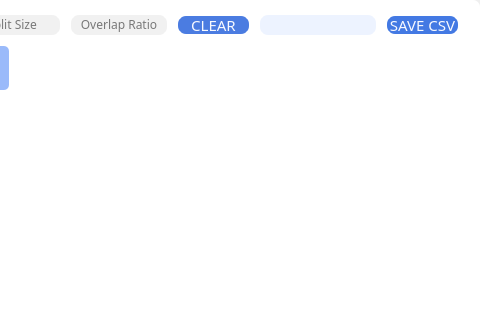
sodinfeliz/ai-assistant-tools, file GUI/palm/dialog_palm.ui: the form before one commit; both pictures show x 497 to 977 and y 0 to 320 of the 977 by 652 pixel window.
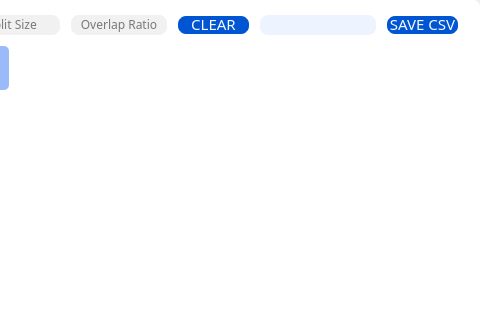
The form after the commit. Icons and pictures are not drawn.

Commit message: Change palm GUI icon color: #0055D2.

```diff
--- a/GUI/palm/dialog_palm.ui
+++ b/GUI/palm/dialog_palm.ui
@@ -189,11 +189,11 @@
           </property>
           <property name="styleSheet">
            <string notr="true">QPushButton {
-	background-color: #4B7CE1;
+	background-color: #0055D2;
 	color: #F7F9FF;
 	border: 2px solid white;
 	border-radius: 10px;
-	padding-bottom: 1px;
+	padding-bottom: 2px;
 }
 QPushButton:pressed {
 	margin: 1 1 1 1;
@@ -522,11 +522,11 @@
           </property>
           <property name="styleSheet">
            <string notr="true">QPushButton {
-	background-color: #4379E3;
+	background-color: #0055D2;
 	color: #F7F9FF;
 	border: 2px solid white;
 	border-radius: 10px;
-	padding-bottom: 1px;
+	padding-bottom: 2px;
 }
 QPushButton:pressed {
 	margin: 1 1 1 1;
```
Left out of the diff: 16 changed lines with no effect on the pictures. The commit also changes 7 other files.
